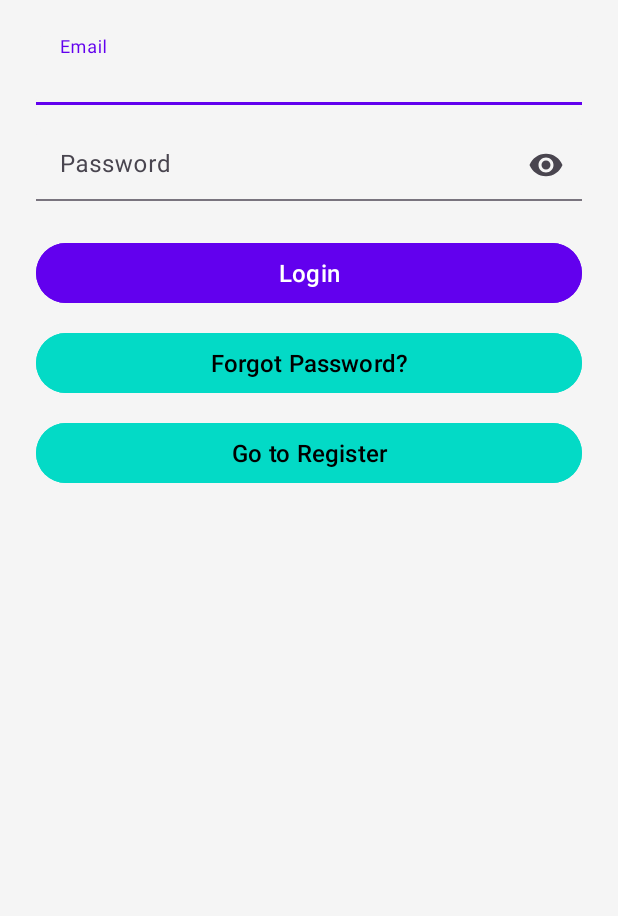
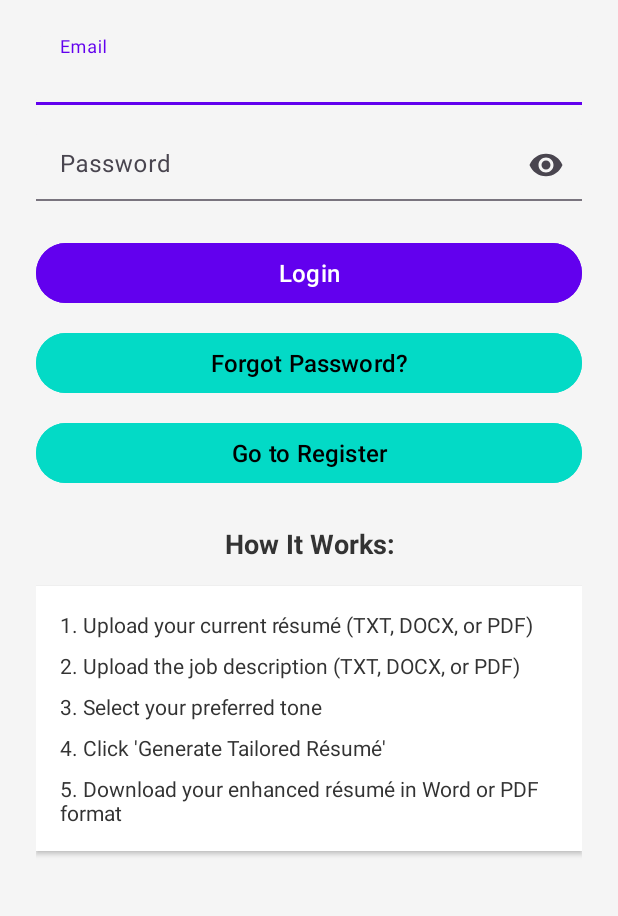
Before and after one commit to alakbd/ResumeWriterApp, an Android app: the screen it shows after launch (LoginActivity), on a phone screen of 412 x 824 dp, the part 218-1134 px from its top. Run offline under Robolectric (Android 15) with nearby library versions, the phone set to English and light mode, and no system bars; our stand-ins replace Firebase (no records; nobody signed in at launch, a user with empty details on screens opened directly); libraries missing offline, so code that uses them is left out: com.android.billingclient; 1 statement that could not run was skipped.

Commit message:
Update activity_login.xml
s

```diff
--- a/app/src/main/res/layout/activity_login.xml
+++ b/app/src/main/res/layout/activity_login.xml
@@ -14,7 +14,7 @@
         android:padding="24dp"
         android:gravity="center_horizontal">
 
-        <!-- Title -->
+        <!-- Existing login content remains the same -->
         <TextView
             android:layout_width="match_parent"
             android:layout_height="wrap_content"
@@ -22,7 +22,6 @@
             android:text="Login"
             android:layout_marginBottom="16dp"/>
 
-        <!-- Informational Text -->
         <TextView
             android:layout_width="match_parent"
             android:layout_height="wrap_content"
@@ -32,7 +31,6 @@
             android:gravity="center"
             android:layout_marginBottom="24dp"/>
 
-        <!-- Email Field -->
         <com.google.android.material.textfield.TextInputLayout
             android:layout_width="match_parent"
             android:layout_height="wrap_content"
@@ -51,7 +49,6 @@
                 android:inputType="textEmailAddress"/>
         </com.google.android.material.textfield.TextInputLayout>
 
-        <!-- Password Field -->
         <com.google.android.material.textfield.TextInputLayout
             android:layout_width="match_parent"
             android:layout_height="wrap_content"
@@ -70,7 +67,6 @@
                 android:textSize="16sp"/>
         </com.google.android.material.textfield.TextInputLayout>
 
-        <!-- Login Button -->
         <Button
             android:layout_width="match_parent"
             android:layout_height="wrap_content"
@@ -79,7 +75,6 @@
             android:text="Login"
             android:layout_marginBottom="12dp"/>
 
-        <!-- Forgot Password -->
         <Button
             android:layout_width="match_parent"
             android:layout_height="wrap_content"
@@ -88,15 +83,72 @@
             android:text="Forgot Password?"
             android:layout_marginBottom="12dp"/>
 
-
-
-        <!-- Go to Register -->
         <Button
             android:layout_width="match_parent"
             android:layout_height="wrap_content"
             style="@style/SecondaryButton"
             android:id="@+id/btnGoToRegister"
-            android:text="Go to Register"/>
+            android:text="Go to Register"
+            android:layout_marginBottom="24dp"/>
+
+        <!-- Simple Instructions Section -->
+        <TextView
+            android:layout_width="match_parent"
+            android:layout_height="wrap_content"
+            android:text="How It Works:"
+            android:textColor="#333333"
+            android:textSize="18sp"
+            android:textStyle="bold"
+            android:gravity="center"
+            android:layout_marginBottom="16dp"/>
+
+        <LinearLayout
+            android:layout_width="match_parent"
+            android:layout_height="wrap_content"
+            android:orientation="vertical"
+            android:background="#FFFFFF"
+            android:padding="16dp"
+            android:elevation="2dp">
+
+            <TextView
+                android:layout_width="match_parent"
+                android:layout_height="wrap_content"
+                android:text="1. Upload your current résumé (TXT, DOCX, or PDF)"
+                android:textColor="#333333"
+                android:textSize="14sp"
+                android:layout_marginBottom="8dp"/>
+
+            <TextView
+                android:layout_width="match_parent"
+                android:layout_height="wrap_content"
+                android:text="2. Upload the job description (TXT, DOCX, or PDF)"
+                android:textColor="#333333"
+                android:textSize="14sp"
+                android:layout_marginBottom="8dp"/>
+
+            <TextView
+                android:layout_width="match_parent"
+                android:layout_height="wrap_content"
+                android:text="3. Select your preferred tone"
+                android:textColor="#333333"
+                android:textSize="14sp"
+                android:layout_marginBottom="8dp"/>
+
+            <TextView
+                android:layout_width="match_parent"
+                android:layout_height="wrap_content"
+                android:text="4. Click 'Generate Tailored Résumé'"
+                android:textColor="#333333"
+                android:textSize="14sp"
+                android:layout_marginBottom="8dp"/>
+
+            <TextView
+                android:layout_width="match_parent"
+                android:layout_height="wrap_content"
+                android:text="5. Download your enhanced résumé in Word or PDF format"
+                android:textColor="#333333"
+                android:textSize="14sp"/>
+        </LinearLayout>
 
     </LinearLayout>
 </ScrollView>
```
